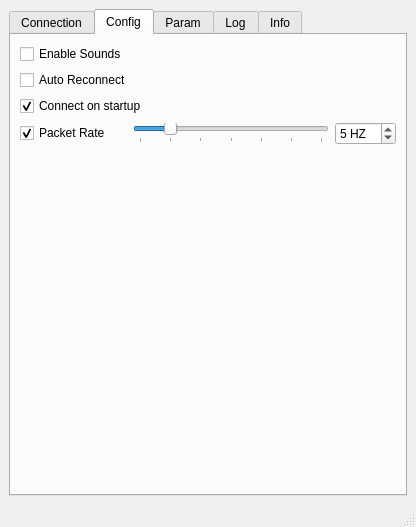
First picture: the form in src/crazyflieROS/ui/driverGUI.ui, repository omwdunkley/crazyflieROS, before the edit.
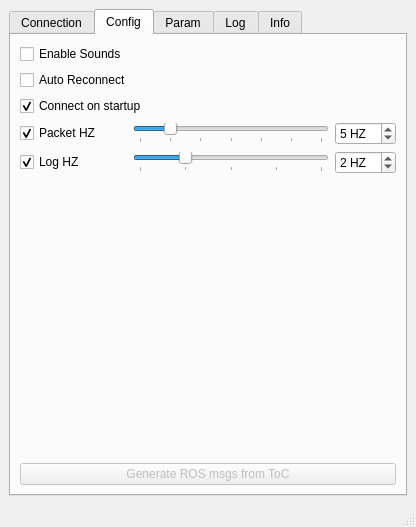
Second picture: the form after the edit.

Commit message: redid log viewer, next need to implement logging. Sessions now save lots of details, etc which items we were logging and at which freq. We can now generate ros msgs from the ToC. Implemented log HZ monitoring and options to turn it off/change the rate

What changed in the file:
```diff
--- a/src/crazyflieROS/ui/driverGUI.ui
+++ b/src/crazyflieROS/ui/driverGUI.ui
@@ -146,13 +146,6 @@
         <string>Config</string>
        </attribute>
        <layout class="QGridLayout" name="gridLayout_3">
-        <item row="0" column="0">
-         <widget class="QCheckBox" name="checkBox_beep">
-          <property name="text">
-           <string>Enable Sounds</string>
-          </property>
-         </widget>
-        </item>
         <item row="1" column="0" colspan="3">
          <widget class="QCheckBox" name="checkBox_reconnect">
           <property name="text">
@@ -160,6 +153,16 @@
           </property>
          </widget>
         </item>
+        <item row="4" column="0">
+         <widget class="QCheckBox" name="checkBox_logHZ">
+          <property name="text">
+           <string>Log HZ</string>
+          </property>
+          <property name="checked">
+           <bool>true</bool>
+          </property>
+         </widget>
+        </item>
         <item row="2" column="0" colspan="2">
          <widget class="QCheckBox" name="checkBox_startupConnect">
           <property name="text">
@@ -173,13 +176,74 @@
         <item row="3" column="0">
          <widget class="QCheckBox" name="checkBox_pktHZ">
           <property name="text">
-           <string>Packet Rate</string>
+           <string>Packet HZ</string>
           </property>
           <property name="checked">
            <bool>true</bool>
           </property>
          </widget>
         </item>
+        <item row="0" column="0">
+         <widget class="QCheckBox" name="checkBox_beep">
+          <property name="text">
+           <string>Enable Sounds</string>
+          </property>
+         </widget>
+        </item>
+        <item row="6" column="0" colspan="5">
+         <widget class="QPushButton" name="pushButton_genRosMsg">
+          <property name="enabled">
+           <bool>false</bool>
+          </property>
+          <property name="text">
+           <string>Generate ROS msgs from ToC</string>
+          </property>
+         </widget>
+        </item>
+        <item row="3" column="4">
+         <widget class="QSpinBox" name="spinBox_pktHZ">
+          <property name="suffix">
+           <string> HZ</string>
+          </property>
+          <property name="prefix">
+           <string/>
+          </property>
+          <property name="minimum">
+           <number>1</number>
+          </property>
+          <property name="maximum">
+           <number>30</number>
+          </property>
+          <property name="singleStep">
+           <number>5</number>
+          </property>
+          <property name="value">
+           <number>5</number>
+          </property>
+         </widget>
+        </item>
+        <item row="4" column="1" colspan="3">
+         <widget class="QSlider" name="horizontalSlider_logHZ">
+          <property name="minimum">
+           <number>1</number>
+          </property>
+          <property name="maximum">
+           <number>5</number>
+          </property>
+          <property name="pageStep">
+           <number>1</number>
+          </property>
+          <property name="value">
+           <number>2</number>
+          </property>
+          <property name="orientation">
+           <enum>Qt::Horizontal</enum>
+          </property>
+          <property name="tickPosition">
+           <enum>QSlider::TicksBelow</enum>
+          </property>
+         </widget>
+        </item>
         <item row="3" column="1" colspan="3">
          <widget class="QSlider" name="horizontalSlider_pktHZ">
           <property name="minimum">
@@ -211,29 +275,7 @@
           </property>
          </widget>
         </item>
-        <item row="3" column="4">
-         <widget class="QSpinBox" name="spinBox_pktHZ">
-          <property name="suffix">
-           <string> HZ</string>
-          </property>
-          <property name="prefix">
-           <string/>
-          </property>
-          <property name="minimum">
-           <number>1</number>
-          </property>
-          <property name="maximum">
-           <number>30</number>
-          </property>
-          <property name="singleStep">
-           <number>5</number>
-          </property>
-          <property name="value">
-           <number>5</number>
-          </property>
-         </widget>
-        </item>
-        <item row="4" column="2">
+        <item row="5" column="2">
          <spacer name="verticalSpacer">
           <property name="orientation">
            <enum>Qt::Vertical</enum>
@@ -246,6 +288,22 @@
           </property>
          </spacer>
         </item>
+        <item row="4" column="4">
+         <widget class="QSpinBox" name="spinBox_logHZ">
+          <property name="suffix">
+           <string> HZ</string>
+          </property>
+          <property name="minimum">
+           <number>1</number>
+          </property>
+          <property name="maximum">
+           <number>5</number>
+          </property>
+          <property name="value">
+           <number>2</number>
+          </property>
+         </widget>
+        </item>
        </layout>
       </widget>
       <widget class="QWidget" name="tab_param">
```
Left out of the diff: 90 changed lines with no effect on the pictures. The commit also changes 17 other files.
